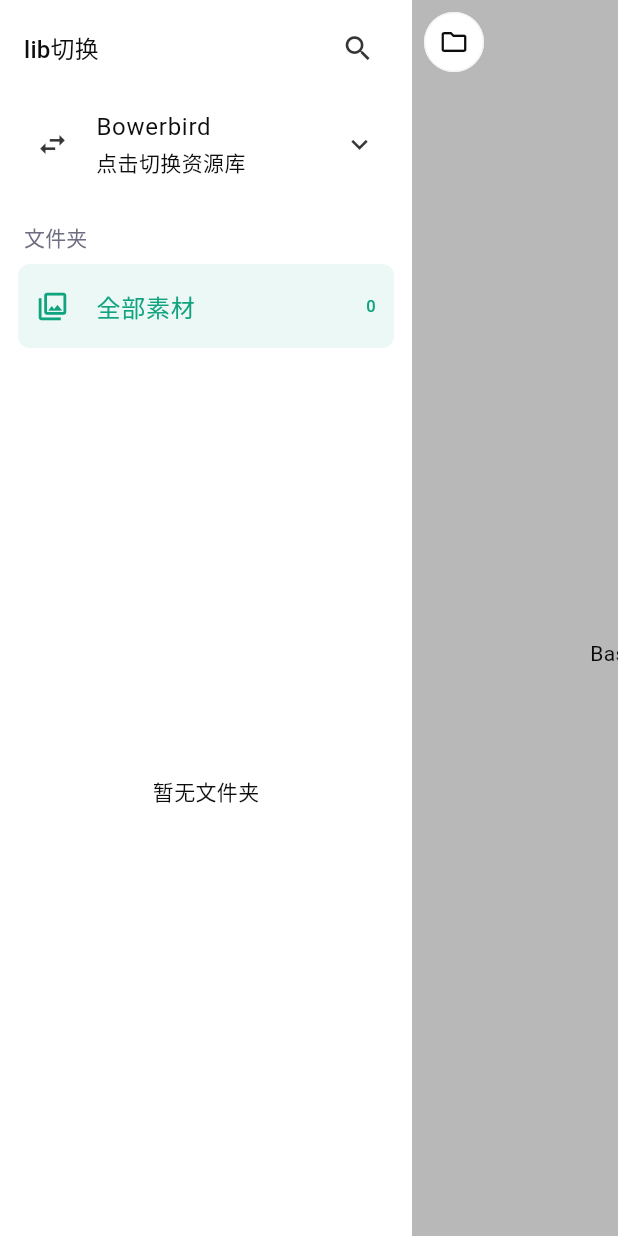
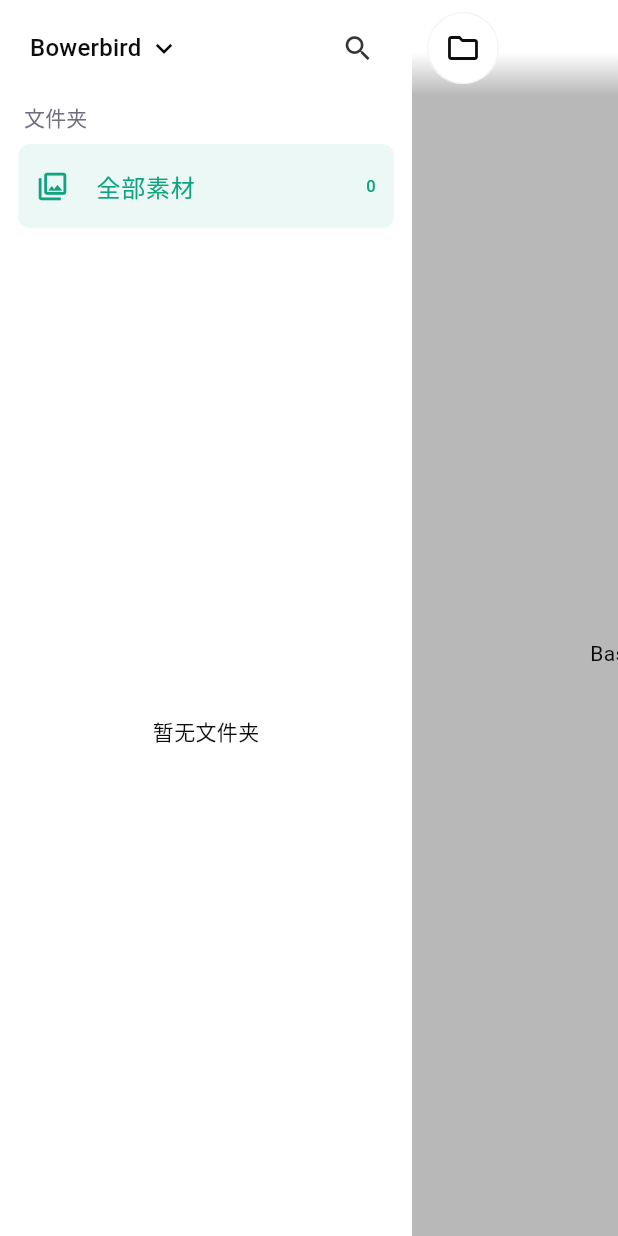
Before and after one commit to owocc/bowerbird, a Flutter app: the HomeScreen screen opened directly, after a tap on the "folder" icon, on a phone screen of 412 x 824 dp. Run offline on Flutter 3.47's test engine with Material 3 defaults, Android fonts, the phone set to English and light mode, and no system bars; our stand-ins replace app_links, flutter_secure_storage, multicast_dns, photo_view, share_plus, video_player; missing offline and left inert: mobile_scanner; accounts and stored records are empty.

Commit message:
OWOC-14: smoother folder list, lib title dropdown, compact header
Virtualize the sidebar tree with a flattened ListView, merge lib switch
into the library name, and collapse main header actions into search + more.

Co-authored-by: multica-agent <github@multica.ai>

```diff
--- a/mobile/lib/screens/home_screen.dart
+++ b/mobile/lib/screens/home_screen.dart
@@ -334,9 +334,9 @@ class _HomeScreenState extends State<HomeScreen>
         customBorder: const CircleBorder(),
         onTap: onPressed,
         child: SizedBox(
-          width: 40,
-          height: 40,
-          child: Icon(icon, size: 20, color: theme.colorScheme.onSurface),
+          width: 48,
+          height: 48,
+          child: Icon(icon, size: 24, color: theme.colorScheme.onSurface),
         ),
       ),
     );
@@ -868,6 +868,7 @@ class _HomeScreenState extends State<HomeScreen>
         surfaceTintColor: Colors.transparent,
         centerTitle: true,
         automaticallyImplyLeading: false,
+        toolbarHeight: kToolbarHeight + 8,
         flexibleSpace: DecoratedBox(
           decoration: BoxDecoration(
             gradient: LinearGradient(
@@ -875,8 +876,10 @@ class _HomeScreenState extends State<HomeScreen>
               end: Alignment.bottomCenter,
               colors: [
                 theme.colorScheme.surface,
+                theme.colorScheme.surface,
                 theme.colorScheme.surface.withValues(alpha: 0),
               ],
+              stops: const [0, 0.45, 1],
             ),
           ),
         ),
@@ -1275,12 +1278,25 @@ class _HomeScreenState extends State<HomeScreen>
                 child: child,
               );
             },
-            child: SafeArea(
+            child: DecoratedBox(
+              decoration: BoxDecoration(
+                gradient: LinearGradient(
+                  begin: Alignment.topCenter,
+                  end: Alignment.bottomCenter,
+                  colors: [
+                    theme.colorScheme.surface,
+                    theme.colorScheme.surface,
+                    theme.colorScheme.surface.withValues(alpha: 0),
+                  ],
+                  stops: const [0, 0.55, 1],
+                ),
+              ),
+              child: SafeArea(
             bottom: false,
             child: SizedBox(
-              height: kToolbarHeight,
+              height: kToolbarHeight + 8,
               child: Padding(
-                padding: const EdgeInsets.symmetric(horizontal: 8),
+                padding: const EdgeInsets.symmetric(horizontal: 10),
                 child: Row(
                   children: [
                     _roundIconButton(
@@ -1290,41 +1306,10 @@ class _HomeScreenState extends State<HomeScreen>
                     ),
                     const Spacer(),
                     Padding(
-                      padding: const EdgeInsets.only(right: 6),
-                      child: _roundIconButton(
-                        icon: Icons.filter_list,
-                        tooltip: '筛选',
-                        onPressed: _openFilterSheet,
-                        badgeChild: Badge(
-                          isLabelVisible: _query.toQueryString().isNotEmpty,
-                          child: _roundIconButton(
-                            icon: Icons.filter_list,
-                            onPressed: _openFilterSheet,
-                          ),
-                        ),
-                      ),
-                    ),
-                    Padding(
-                      padding: const EdgeInsets.only(right: 6),
-                      child: Badge.count(
-                        count: _inboxCount,
-                        isLabelVisible: _inboxCount > 0,
-                        child: _roundIconButton(
-                          icon: Icons.inbox_outlined,
-                          tooltip: '收件箱',
-                          onPressed: () {
-                            Navigator.of(context).push(
-                              MaterialPageRoute(builder: (_) => const InboxScreen()),
-                            );
-                          },
-                        ),
-                      ),
-                    ),
-                    Padding(
-                      padding: const EdgeInsets.only(right: 6),
+                      padding: const EdgeInsets.only(right: 8),
                       child: _roundIconButton(
                         icon: Icons.search,
-                        tooltip: 'Search & Filter',
+                        tooltip: '搜索',
                         onPressed: () {
                           Navigator.of(context).push(
                             MaterialPageRoute(builder: (_) => const SearchScreen()),
@@ -1332,14 +1317,80 @@ class _HomeScreenState extends State<HomeScreen>
                         },
                       ),
                     ),
-                    _roundIconButton(
-                      icon: Icons.wifi_off_outlined,
-                      tooltip: 'Disconnect',
-                      onPressed: _disconnect,
+                    PopupMenuButton<String>(
+                      tooltip: '更多',
+                      offset: const Offset(0, 48),
+                      padding: EdgeInsets.zero,
+                      onSelected: (value) {
+                        switch (value) {
+                          case 'filter':
+                            _openFilterSheet();
+                          case 'inbox':
+                            Navigator.of(context).push(
+                              MaterialPageRoute(builder: (_) => const InboxScreen()),
+                            );
+                          case 'disconnect':
+                            _disconnect();
+                        }
+                      },
+                      itemBuilder: (context) => [
+                        PopupMenuItem(
+                          value: 'filter',
+                          child: Row(
+                            children: [
+                              const Icon(Icons.filter_list, size: 20),
+                              const SizedBox(width: 12),
+                              const Text('筛选'),
+                              if (_query.toQueryString().isNotEmpty) ...[
+                                const Spacer(),
+                                Icon(Icons.circle, size: 8, color: theme.colorScheme.primary),
+                              ],
+                            ],
+                          ),
+                        ),
+                        PopupMenuItem(
+                          value: 'inbox',
+                          child: Row(
+                            children: [
+                              const Icon(Icons.inbox_outlined, size: 20),
+                              const SizedBox(width: 12),
+                              const Text('收件箱'),
+                              if (_inboxCount > 0) ...[
+                                const Spacer(),
+                                Text('$_inboxCount'),
+                              ],
+                            ],
+                          ),
+                        ),
+                        const PopupMenuItem(
+                          value: 'disconnect',
+                          child: Row(
+                            children: [
+                              Icon(Icons.wifi_off_outlined, size: 20),
+                              SizedBox(width: 12),
+                              Text('断开连接'),
+                            ],
+                          ),
+                        ),
+                      ],
+                      child: Material(
+                        color: theme.colorScheme.surface,
+                        elevation: 0,
+                        shadowColor: Colors.transparent,
+                        shape: CircleBorder(
+                          side: BorderSide(color: theme.colorScheme.surfaceContainerLow),
+                        ),
+                        child: const SizedBox(
+                          width: 48,
+                          height: 48,
+                          child: Icon(Icons.more_horiz, size: 24),
+                        ),
+                      ),
                     ),
                   ],
                 ),
               ),
+            ),
             ),
             ),
           ),
--- a/mobile/lib/widgets/folder_drawer.dart
+++ b/mobile/lib/widgets/folder_drawer.dart
@@ -1,7 +1,7 @@
 import 'package:flutter/material.dart';
 import '../models/item.dart';
 
-class FolderDrawer extends StatelessWidget {
+class FolderDrawer extends StatefulWidget {
   const FolderDrawer({
     super.key,
     required this.folders,
@@ -22,8 +22,72 @@ class FolderDrawer extends StatelessWidget {
   final VoidCallback? onSearch;
 
   @override
+  State<FolderDrawer> createState() => _FolderDrawerState();
+}
+
+class _VisibleRow {
+  const _VisibleRow({required this.folder, required this.depth});
+  final MobileFolder folder;
+  final int depth;
+}
+
+class _FolderDrawerState extends State<FolderDrawer> {
+  final Set<String> _expandedIds = {};
+
+  @override
+  void initState() {
+    super.initState();
+    _expandAncestorsOfSelected();
+  }
+
+  @override
+  void didUpdateWidget(covariant FolderDrawer oldWidget) {
+    super.didUpdateWidget(oldWidget);
+    if (oldWidget.selectedFolderId != widget.selectedFolderId ||
+        !identical(oldWidget.folders, widget.folders)) {
+      _expandAncestorsOfSelected();
+    }
+  }
+
+  void _expandAncestorsOfSelected() {
+    final selectedId = widget.selectedFolderId;
+    if (selectedId == null) return;
+    bool walk(MobileFolder node, List<String> ancestors) {
+      if (node.id == selectedId) {
+        _expandedIds.addAll(ancestors);
+        return true;
+      }
+      for (final child in node.children) {
+        if (walk(child, [...ancestors, node.id])) return true;
+      }
+      return false;
+    }
+
+    for (final root in widget.folders) {
+      if (walk(root, const [])) break;
+    }
+  }
+
+  List<_VisibleRow> _visibleRows() {
+    final rows = <_VisibleRow>[];
+    void visit(MobileFolder folder, int depth) {
+      rows.add(_VisibleRow(folder: folder, depth: depth));
+      if (folder.children.isEmpty || !_expandedIds.contains(folder.id)) return;
+      for (final child in folder.children) {
+        visit(child, depth + 1);
+      }
+    }
+
+    for (final root in widget.folders) {
+      visit(root, 0);
+    }
+    return rows;
+  }
+
+  @override
   Widget build(BuildContext context) {
     final theme = Theme.of(context);
+    final rows = _visibleRows();
     return Material(
       color: theme.colorScheme.surface,
       child: SafeArea(
@@ -39,33 +103,41 @@ class FolderDrawer extends StatelessWidget {
                 child: Row(
                   children: [
                     Expanded(
-                      child: Text(
-                        'lib切换',
-                        style: theme.textTheme.titleMedium,
+                      child: InkWell(
+                        borderRadius: BorderRadius.circular(10),
+                        onTap: widget.onSwitchLibrary,
+                        child: Padding(
+                          padding: const EdgeInsets.symmetric(vertical: 8, horizontal: 4),
+                          child: Row(
+                            children: [
+                              Flexible(
+                                child: Text(
+                                  widget.libraryName,
+                                  maxLines: 1,
+                                  overflow: TextOverflow.ellipsis,
+                                  style: theme.textTheme.titleMedium,
+                                ),
+                              ),
+                              const SizedBox(width: 4),
+                              Icon(
+                                Icons.keyboard_arrow_down,
+                                color: theme.colorScheme.onSurface,
+                              ),
+                            ],
+                          ),
+                        ),
                       ),
                     ),
                     IconButton(
                       tooltip: '搜索',
-                      onPressed: onSearch,
+                      onPressed: widget.onSearch,
                       icon: const Icon(Icons.search),
                     ),
                   ],
                 ),
               ),
-              ListTile(
-                contentPadding: const EdgeInsets.symmetric(horizontal: 12),
-                leading: const Icon(Icons.swap_horiz),
-                title: Text(
-                  libraryName,
-                  maxLines: 1,
-                  overflow: TextOverflow.ellipsis,
-                ),
-                subtitle: const Text('点击切换资源库'),
-                trailing: const Icon(Icons.keyboard_arrow_down),
-                onTap: onSwitchLibrary,
-              ),
               Padding(
-                padding: const EdgeInsets.fromLTRB(4, 16, 4, 8),
+                padding: const EdgeInsets.fromLTRB(4, 8, 4, 8),
                 child: Text(
                   '文件夹',
                   style: theme.textTheme.labelLarge?.copyWith(
@@ -77,24 +149,67 @@ class FolderDrawer extends StatelessWidget {
                 contentPadding: const EdgeInsets.symmetric(horizontal: 12),
                 leading: const Icon(Icons.photo_library_outlined),
                 title: const Text('全部素材'),
-                trailing: Text('$totalCount'),
-                selected: selectedFolderId == null,
-                onTap: () => onSelect(null),
+                trailing: Text('${widget.totalCount}'),
+                selected: widget.selectedFolderId == null,
+                onTap: () => widget.onSelect(null),
               ),
               Expanded(
-                child: folders.isEmpty
+                child: widget.folders.isEmpty
                     ? const Center(child: Text('暂无文件夹'))
-                    : ListView(
+                    : ListView.builder(
                         padding: const EdgeInsets.only(bottom: 16),
-                        children: [
-                          for (final folder in folders)
-                            _FolderNode(
-                              folder: folder,
-                              selectedFolderId: selectedFolderId,
-                              onSelect: onSelect,
-                              depth: 0,
+                        itemCount: rows.length,
+                        itemExtent: 48,
+                        itemBuilder: (context, index) {
+                          final row = rows[index];
+                          final folder = row.folder;
+                          final selected = widget.selectedFolderId == folder.id;
+                          final hasChildren = folder.children.isNotEmpty;
+                          final expanded = _expandedIds.contains(folder.id);
+                          return Padding(
+                            padding: EdgeInsets.only(left: row.depth * 16.0),
+                            child: ListTile(
+                              dense: true,
+                              visualDensity: VisualDensity.compact,
+                              contentPadding: const EdgeInsets.symmetric(horizontal: 8),
+                              leading: Icon(
+                                selected ? Icons.folder : Icons.folder_outlined,
+                                size: 20,
+                              ),
+                              title: Text(
+                                folder.name,
+                                maxLines: 1,
+                                overflow: TextOverflow.ellipsis,
+                              ),
+                              selected: selected,
+                              trailing: Row(
+                                mainAxisSize: MainAxisSize.min,
+                                children: [
+                                  Text('${folder.itemCount}'),
+                                  if (hasChildren)
+                                    IconButton(
+                                      visualDensity: VisualDensity.compact,
+                                      tooltip: expanded ? '折叠' : '展开',
+                                      onPressed: () {
+                                        setState(() {
+                                          if (expanded) {
+                                            _expandedIds.remove(folder.id);
+                                          } else {
+                                            _expandedIds.add(folder.id);
+                                          }
+                                        });
+                                      },
+                                      icon: Icon(
+                                        expanded ? Icons.expand_more : Icons.chevron_right,
+                                        size: 20,
+                                      ),
+                                    ),
+                                ],
+                              ),
+                              onTap: () => widget.onSelect(folder.id),
                             ),
-                        ],
+                          );
+                        },
                       ),
               ),
             ],
@@ -104,92 +219,3 @@ class FolderDrawer extends StatelessWidget {
     );
   }
 }
-
-class _FolderNode extends StatefulWidget {
-  const _FolderNode({
-    required this.folder,
-    required this.selectedFolderId,
-    required this.onSelect,
-    required this.depth,
-  });
-
-  final MobileFolder folder;
-  final String? selectedFolderId;
-  final ValueChanged<String?> onSelect;
-  final int depth;
-
-  @override
-  State<_FolderNode> createState() => _FolderNodeState();
-}
-
-class _FolderNodeState extends State<_FolderNode> {
-  late bool _expanded;
-
-  bool _containsSelected(MobileFolder node) {
-    if (node.id == widget.selectedFolderId) return true;
-    return node.children.any(_containsSelected);
-  }
-
-  @override
-  void initState() {
-    super.initState();
-    _expanded = _containsSelected(widget.folder);
-  }
-
-  @override
-  Widget build(BuildContext context) {
-    final folder = widget.folder;
-    final selected = widget.selectedFolderId == folder.id;
-    final hasChildren = folder.children.isNotEmpty;
-
-    return Padding(
-      padding: EdgeInsets.only(left: widget.depth * 12.0),
-      child: Column(
-        children: [
-          ListTile(
-            contentPadding: const EdgeInsets.symmetric(horizontal: 12),
-            leading: Icon(selected ? Icons.folder : Icons.folder_outlined),
-            title: Text(folder.name),
-            selected: selected,
-            trailing: Row(
-              mainAxisSize: MainAxisSize.min,
-              children: [
-                Text('${folder.itemCount}'),
-                if (hasChildren)
-                  IconButton(
-                    visualDensity: VisualDensity.compact,
-                    tooltip: _expanded ? '折叠' : '展开',
-                    onPressed: () => setState(() => _expanded = !_expanded),
-                    icon: AnimatedRotation(
-                      turns: _expanded ? 0.5 : 0,
-                      duration: const Duration(milliseconds: 180),
-                      child: const Icon(Icons.expand_more, size: 20),
-                    ),
-                  ),
-              ],
-            ),
-            onTap: () => widget.onSelect(folder.id),
-          ),
-          if (hasChildren)
-            AnimatedCrossFade(
-              duration: const Duration(milliseconds: 180),
-              crossFadeState:
-                  _expanded ? CrossFadeState.showFirst : CrossFadeState.showSecond,
-              firstChild: Column(
-                children: [
-                  for (final child in folder.children)
-                    _FolderNode(
-                      folder: child,
-                      selectedFolderId: widget.selectedFolderId,
-                      onSelect: widget.onSelect,
-                      depth: 1,
-                    ),
-                ],
-              ),
-              secondChild: const SizedBox(width: double.infinity),
-            ),
-        ],
-      ),
-    );
-  }
-}
```
